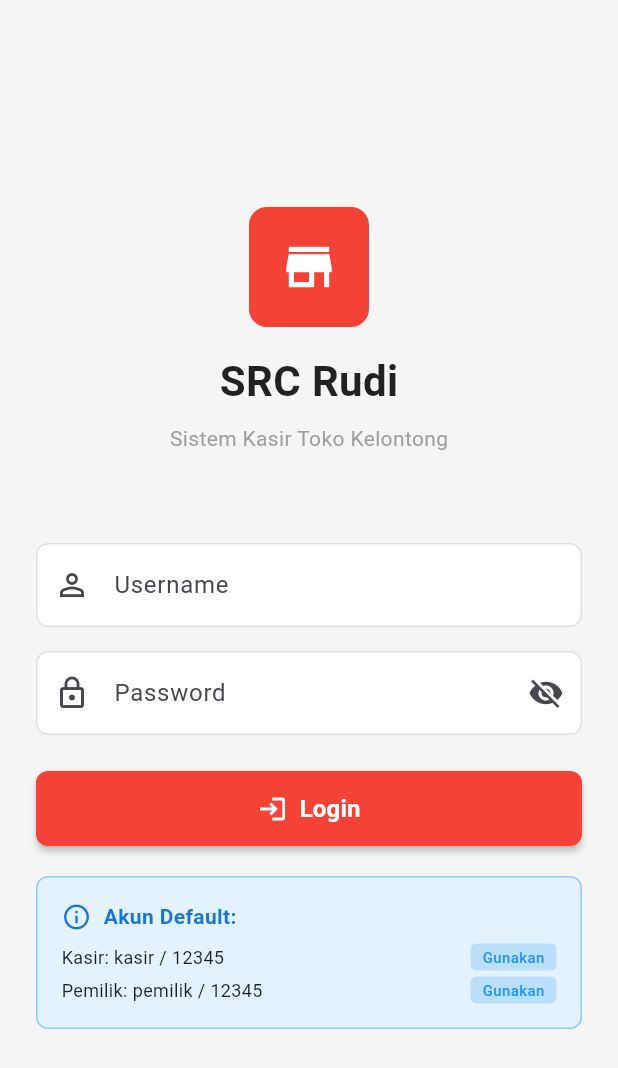
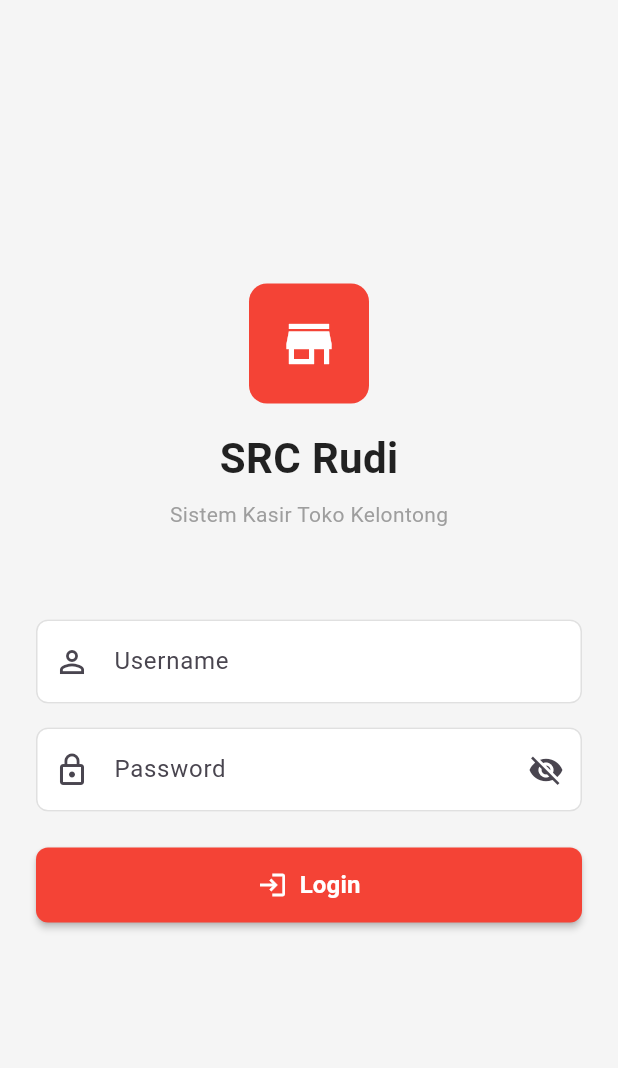
Before and after one commit to irsanwoy/POS-KP-, a Flutter app: the screen it shows after launch, on a phone screen of 412 x 824 dp. Shown: the top 1068 px of the screen. Run offline on Flutter 3.47's test engine with Material 3 defaults, Android fonts, the phone set to English and light mode, and no system bars; our stand-ins replace sqflite; missing offline and left inert: mobile_scanner; accounts and stored records are empty.

Commit message:
hapus tampilan default login

```diff
--- a/lib/main.dart
+++ b/lib/main.dart
@@ -24,7 +24,7 @@ class UserPermissions {
       case 'products':
         return true; // Semua role bisa akses (dengan level berbeda)
       case 'debt':
-        return userRole == KASIR; // Semua role bisa akses (dengan level berbeda)
+        return true; // Semua role bisa akses (dengan level berbeda)
       case 'suppliers':
         return userRole == PEMILIK; // Hanya pemilik
       case 'analytics':
--- a/lib/screens/login_screen.dart
+++ b/lib/screens/login_screen.dart
@@ -117,7 +117,6 @@ class _LoginScreenState extends State<LoginScreen> {
                   const SizedBox(height: 20),
 
                   // Info Default User
-                  _buildDefaultUserInfo(),
                 ],
               ),
             ),
@@ -292,38 +291,7 @@ class _LoginScreenState extends State<LoginScreen> {
     );
   }
 
-  Widget _buildDefaultUserInfo() {
-    return Container(
-      padding: const EdgeInsets.all(16),
-      decoration: BoxDecoration(
-        color: Colors.blue[50],
-        borderRadius: BorderRadius.circular(8),
-        border: Border.all(color: Colors.blue[200]!),
-      ),
-      child: Column(
-        crossAxisAlignment: CrossAxisAlignment.start,
-        children: [
-          Row(
-            children: [
-              Icon(Icons.info_outline, color: Colors.blue[700], size: 20),
-              const SizedBox(width: 8),
-              Text(
-                'Akun Default:',
-                style: TextStyle(
-                  fontWeight: FontWeight.w600,
-                  color: Colors.blue[700],
-                ),
-              ),
-            ],
-          ),
-          const SizedBox(height: 8),
-          _buildUserInfo('Kasir', 'kasir', '12345'),
-          const SizedBox(height: 4),
-          _buildUserInfo('Pemilik', 'pemilik', '12345'),
-        ],
-      ),
-    );
-  }
+
 
   Widget _buildUserInfo(String role, String username, String password) {
     return Row(
```
